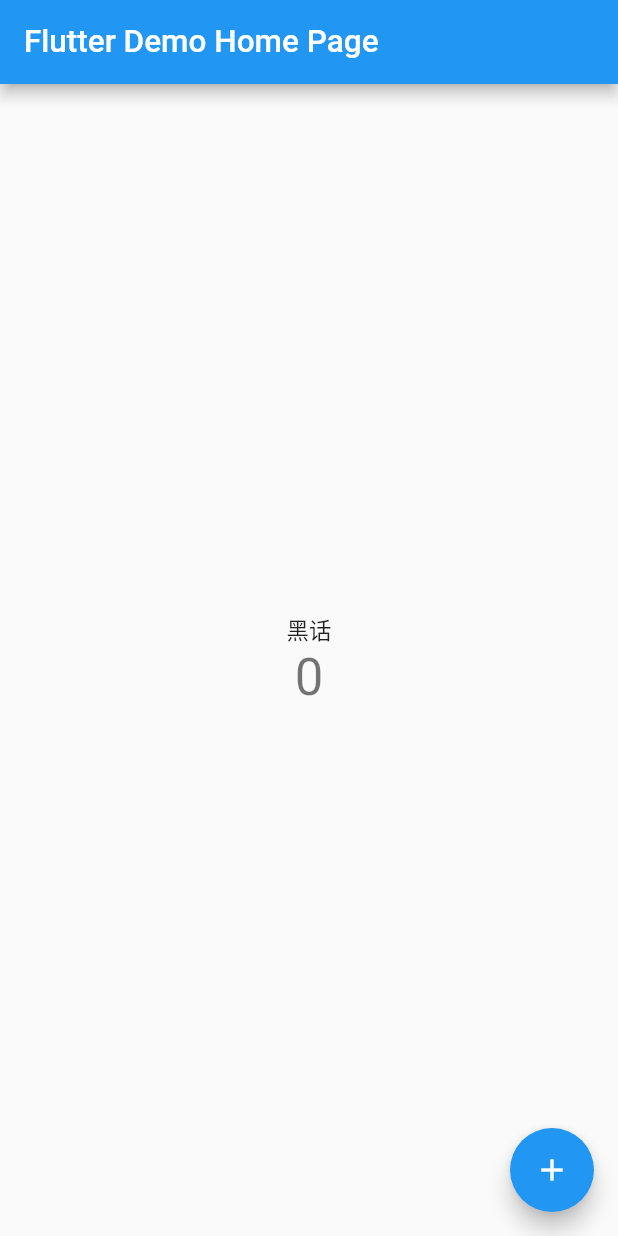
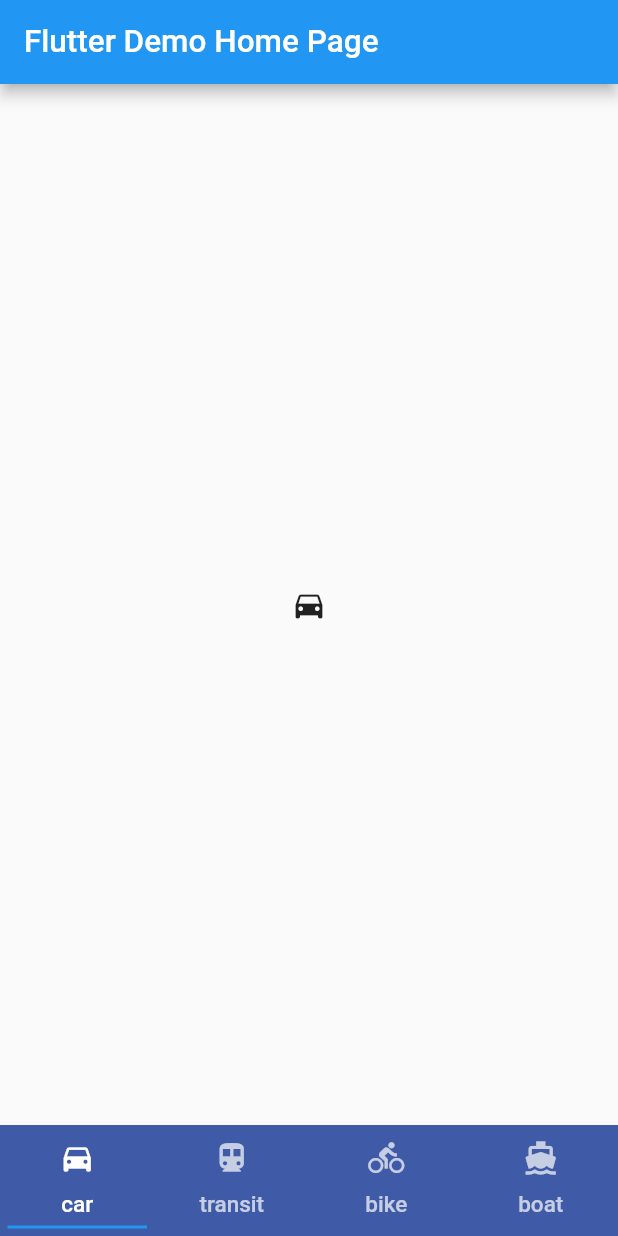
Before and after one commit to luohaohaha/slang, a Flutter app: the screen it shows after launch, on a phone screen of 412 x 824 dp. Run offline on Flutter 3.47's test engine with Material 2 defaults, Android fonts, the phone set to English and light mode, and no system bars.

Commit message:
home page

```diff
--- /dev/null
+++ b/lib/home_widget_pager.dart
@@ -0,0 +1,30 @@
+import 'package:flutter/material.dart';
+
+class HomeWidgetPager extends StatefulWidget {
+  const HomeWidgetPager({Key? key, required this.tabController}) : super(key: key);
+  final TabController tabController;
+  @override
+  State<StatefulWidget> createState() {
+    return _HomeWidgetPagerState();
+  }
+}
+
+class _HomeWidgetPagerState extends State<HomeWidgetPager> with TickerProviderStateMixin{
+
+@override
+  void initState() {
+  super.initState();
+  }
+
+  @override
+  Widget build(BuildContext context) {
+    return  TabBarView(
+      controller: widget.tabController,
+        children: const [
+      Icon(Icons.directions_car),
+      Icon(Icons.directions_transit),
+      Icon(Icons.directions_bike),
+      Icon(Icons.directions_boat)
+    ]);
+  }
+}
--- /dev/null
+++ b/lib/home_widget_tab.dart
@@ -0,0 +1,36 @@
+import 'package:flutter/material.dart';
+
+class HomeWidgetTab extends StatefulWidget {
+  const HomeWidgetTab({Key? key, required this.tabController}) : super(key: key);
+  final TabController tabController;
+
+  @override
+  State<StatefulWidget> createState() {
+    return _HomeWidgetTabState();
+  }
+}
+
+class _HomeWidgetTabState extends State<HomeWidgetTab>
+    with TickerProviderStateMixin {
+
+  @override
+  void initState() {
+    super.initState();
+  }
+
+  @override
+  Widget build(BuildContext context) {
+    return TabBar(
+        labelColor: Colors.white,
+        unselectedLabelColor: Colors.white70,
+        indicatorSize: TabBarIndicatorSize.tab,
+        indicatorPadding: const EdgeInsets.all(5.0),
+        indicatorColor: Colors.blue,
+        controller: widget.tabController, tabs: const [
+      Tab(text: 'car', icon: Icon(Icons.directions_car)),
+      Tab(text: 'transit', icon: Icon(Icons.directions_transit)),
+      Tab(text: 'bike', icon: Icon(Icons.directions_bike)),
+      Tab(text: 'boat', icon: Icon(Icons.directions_boat)),
+    ]);
+  }
+}
--- a/lib/main.dart
+++ b/lib/main.dart
@@ -1,6 +1,8 @@
 import 'package:flutter/material.dart';
 import 'package:flutter_localizations/flutter_localizations.dart';
 import 'package:slang/generated/l10n.dart';
+import 'package:slang/home_widget_pager.dart';
+import 'package:slang/home_widget_tab.dart';
 
 void main() {
   runApp(const MyApp());
@@ -33,7 +35,7 @@ class MyApp extends StatelessWidget {
         GlobalCupertinoLocalizations.delegate,
         GlobalWidgetsLocalizations.delegate
       ],
-      supportedLocales: const [Locale('zh','CN')],
+      supportedLocales: const [Locale('zh', 'CN')],
     );
   }
 }
@@ -56,8 +58,9 @@ class MyHomePage extends StatefulWidget {
   State<MyHomePage> createState() => _MyHomePageState();
 }
 
-class _MyHomePageState extends State<MyHomePage> {
+class _MyHomePageState extends State<MyHomePage> with TickerProviderStateMixin {
   int _counter = 0;
+  late TabController _tabController;
 
   void _incrementCounter() {
     setState(() {
@@ -71,6 +74,12 @@ class _MyHomePageState extends State<MyHomePage> {
   }
 
   @override
+  void initState() {
+    super.initState();
+    _tabController = TabController(length: 4, vsync: this);
+  }
+
+  @override
   Widget build(BuildContext context) {
     // This method is rerun every time setState is called, for instance as done
     // by the _incrementCounter method above.
@@ -79,46 +88,17 @@ class _MyHomePageState extends State<MyHomePage> {
     // fast, so that you can just rebuild anything that needs updating rather
     // than having to individually change instances of widgets.
     return Scaffold(
-      appBar: AppBar(
-        // Here we take the value from the MyHomePage object that was created by
-        // the App.build method, and use it to set our appbar title.
-        title: Text(widget.title),
-      ),
-      body: Center(
-        // Center is a layout widget. It takes a single child and positions it
-        // in the middle of the parent.
-        child: Column(
-          // Column is also a layout widget. It takes a list of children and
-          // arranges them vertically. By default, it sizes itself to fit its
-          // children horizontally, and tries to be as tall as its parent.
-          //
-          // Invoke "debug painting" (press "p" in the console, choose the
-          // "Toggle Debug Paint" action from the Flutter Inspector in Android
-          // Studio, or the "Toggle Debug Paint" command in Visual Studio Code)
-          // to see the wireframe for each widget.
-          //
-          // Column has various properties to control how it sizes itself and
-          // how it positions its children. Here we use mainAxisAlignment to
-          // center the children vertically; the main axis here is the vertical
-          // axis because Columns are vertical (the cross axis would be
-          // horizontal).
-          mainAxisAlignment: MainAxisAlignment.center,
-          children: <Widget>[
-            Text(
-              S.of(context).slang_app_title,
-            ),
-            Text(
-              '$_counter',
-              style: Theme.of(context).textTheme.headline4,
-            ),
-          ],
+        appBar: AppBar(
+          // Here we take the value from the MyHomePage object that was created by
+          // the App.build method, and use it to set our appbar title.
+          title: Text(widget.title),
         ),
-      ),
-      floatingActionButton: FloatingActionButton(
-        onPressed: _incrementCounter,
-        tooltip: S.of(context).slang_app_title,
-        child: const Icon(Icons.add),
-      ), // This trailing comma makes auto-formatting nicer for build methods.
-    );
+        body: HomeWidgetPager(tabController: _tabController),
+        bottomNavigationBar: Container(
+            color: const Color(0xFF3F5AA6),
+            child: HomeWidgetTab(
+                tabController:
+                    _tabController)) // This trailing comma makes auto-formatting nicer for build methods.
+        );
   }
 }
```
